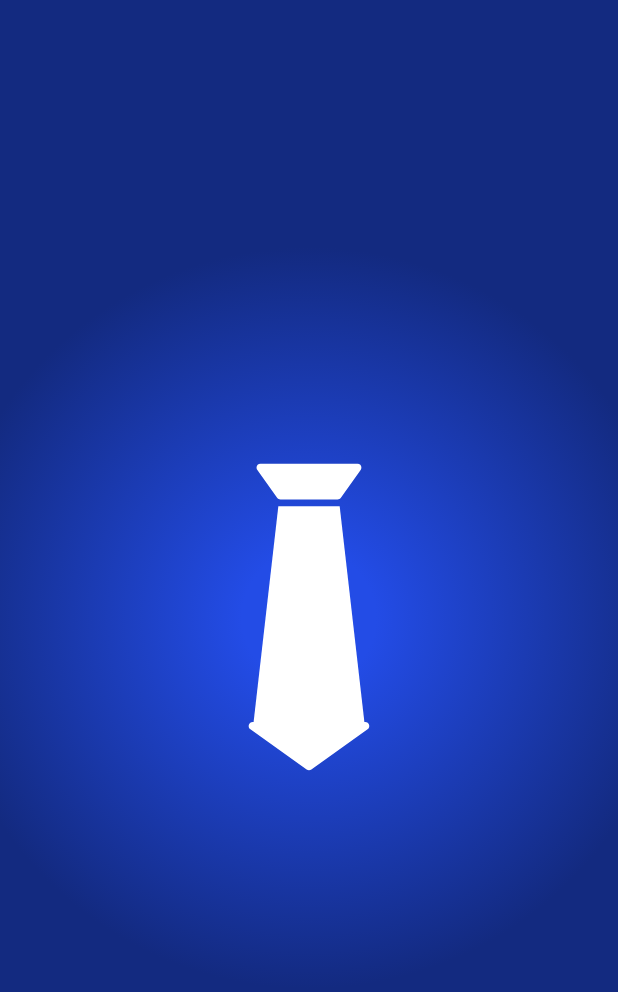
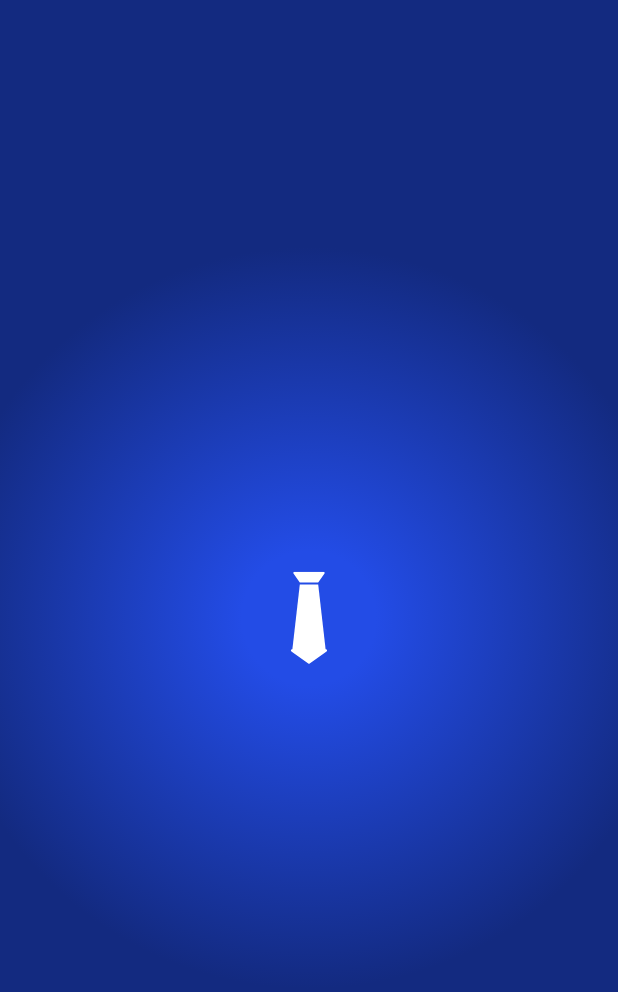
Before and after one commit to wyreflowtechnologies/hiremi_v2, a Flutter app: the SplashScreen screen opened directly, on a phone screen of 412 x 824 dp. Shown: the top 992 px of the screen. Run offline on Flutter 3.47's test engine with Material 3 defaults, Android fonts, the phone set to English and light mode, and no system bars; our stand-ins replace flutter_svg, google_fonts, smooth_page_indicator; missing offline and left inert: flutter_swipe_button; project files that could hold a hidden picture were left out.

Commit message:
Update splash_screen1.dart
corrected the size if tie logo
increased speed of animation
removed connection with Nextscreen(){splashscreen2.dart} since it was not needed

```diff
--- a/lib/screens/splash_screen1.dart
+++ b/lib/screens/splash_screen1.dart
@@ -1,5 +1,6 @@
 import 'package:flutter/material.dart';
 import 'package:flutter_svg/flutter_svg.dart';
+import 'package:pre_dashboard/screens/splashscreen3.dart';
 import '../screens/splash_screen2.dart';
 
 class SplashScreen extends StatefulWidget {
@@ -12,20 +13,15 @@ class _SplashScreenState extends State<SplashScreen>
   late AnimationController _controller;
   late Animation<double> _scaleAnimation;
 
+  late double endScale;
+
   @override
   void initState() {
     super.initState();
 
     _controller = AnimationController(
-      duration: Duration(seconds: 2),
+      duration: Duration(seconds: 1), // Animation speed doubled
       vsync: this,
-    );
-
-    _scaleAnimation = Tween<double>(begin: 1.0, end: 8.0).animate(
-      CurvedAnimation(
-        parent: _controller,
-        curve: Curves.easeInOut,
-      ),
     );
 
     Future.delayed(Duration(seconds: 2), () {
@@ -33,11 +29,26 @@ class _SplashScreenState extends State<SplashScreen>
         _controller.forward().then((_) {
           Navigator.pushReplacement(
             context,
-            MaterialPageRoute(builder: (context) => NextScreen()),
+            MaterialPageRoute(builder: (context) => FinalScreen()),
           );
         });
       }
     });
+  }
+
+  @override
+  void didChangeDependencies() {
+    super.didChangeDependencies();
+
+    endScale = MediaQuery.of(context).size.height /
+        (MediaQuery.of(context).size.width * 0.15);
+
+    _scaleAnimation = Tween<double>(begin: .5, end: endScale).animate(
+      CurvedAnimation(
+        parent: _controller,
+        curve: Curves.easeInOut,
+      ),
+    );
   }
 
   @override
@@ -71,8 +82,8 @@ class _SplashScreenState extends State<SplashScreen>
                 scale: _scaleAnimation.value,
                 child: SvgPicture.asset(
                   'assets/images/tie.svg',
-                  width: screenWidth * 0.25,
-                  height: screenHeight * 0.25,
+                  width: screenWidth * 0.15,
+                  height: screenHeight * 0.15,
                 ),
               );
             },
```
